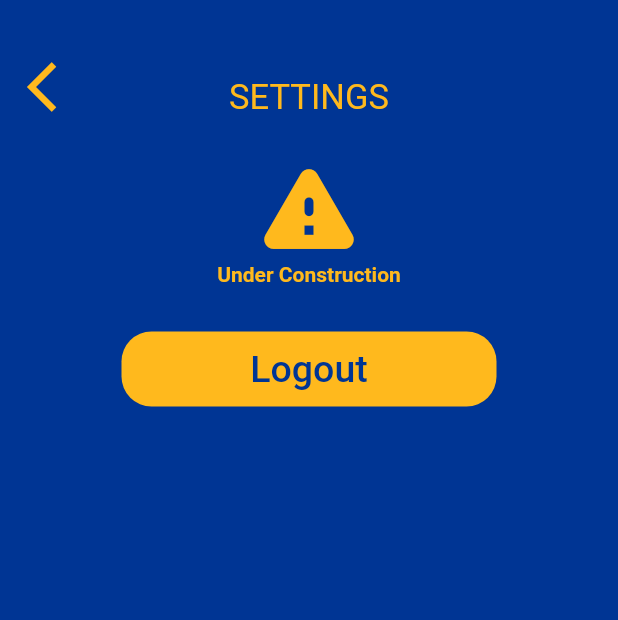
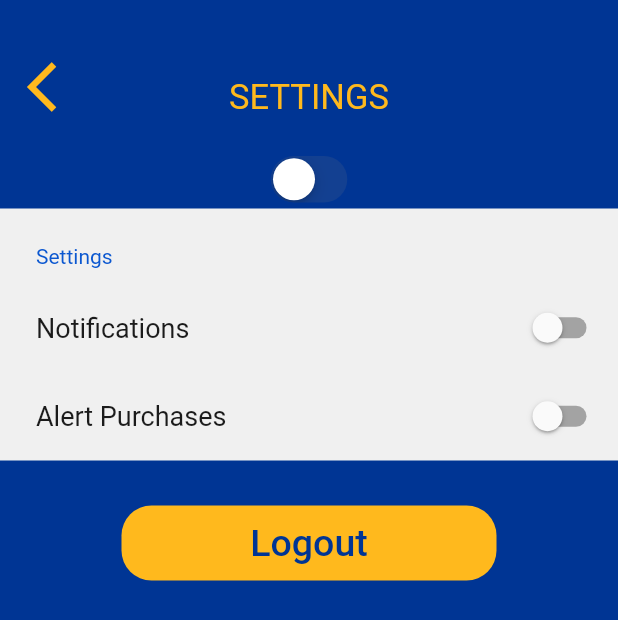
Before and after one commit to juradodiego/panther-central-ios-app, a Flutter app: the DashboardScreen screen opened directly with empty values, after a tap on the "settings" icon, on a phone screen of 412 x 824 dp. Shown: the top 620 px of the screen. Run offline on Flutter 3.47's test engine with Material 2 defaults, Android fonts, the phone set to English and light mode, and no system bars; drawn by our look-alikes of settings_ui.

Commit message:
Tried to use a package for the Settings page but cannot change the background color. Considering not to use packages.

```diff
--- a/assets/users/user_one.json
+++ b/assets/users/user_one.json
@@ -2,6 +2,7 @@
   "FirstName": "Diego",
   "LastName" : "Jurado",
   "Role" : "student",
+  "Email": "diego.jurado@pitt.edu",
   "Accounts" : {
     "Panther Funds" :  12.34,
     "Dining Dollars" :  56.78,
--- a/lib/models/user_model.dart
+++ b/lib/models/user_model.dart
@@ -8,6 +8,7 @@ class User {
   final Map<String, double> accounts;
   final List<Transaction> transactions;
   final List<CustomCard> cards;
+  final String email;
 
   User(
       {required this.firstName,
@@ -15,7 +16,8 @@ class User {
       required this.role,
       required this.accounts,
       required this.transactions,
-      required this.cards});
+      required this.cards,
+      required this.email});
 
   factory User.fromJson(Map<String, dynamic> json) {
     var transactionsJson = json["Transactions"] as List;
@@ -33,7 +35,8 @@ class User {
         role: json["Role"],
         accounts: json["Accounts"],
         transactions: transactionList,
-        cards: cardList);
+        cards: cardList,
+        email:json["Email"]);
   }
 
   @override
--- a/lib/screens/dashboard_screen.dart
+++ b/lib/screens/dashboard_screen.dart
@@ -68,7 +68,7 @@ class _DashboardScreenState extends State<DashboardScreen> {
                         Navigator.push(
                             context,
                             MaterialPageRoute(
-                                builder: (_) => SettingsScreen()));
+                                builder: (_) => SettingsScreen(user)));
                       },
                     ),
                   ),
@@ -223,6 +223,7 @@ class _DashboardScreenState extends State<DashboardScreen> {
             backgroundColor: PC_YELLOW,
             iconSize: 40.0,
           ),
-        ));
+        )
+      );
   }
 }
--- a/lib/screens/settings_screen.dart
+++ b/lib/screens/settings_screen.dart
@@ -1,8 +1,14 @@
+import 'package:flutter/cupertino.dart';
 import 'package:flutter/material.dart';
-import 'package:panther_central_ios_app/custom_widgets/under_construction_widget.dart';
 import 'package:panther_central_ios_app/screens/login_screen.dart';
+import 'package:settings_ui/settings_ui.dart';
+import 'package:panther_central_ios_app/viewModel/user_view_model.dart';
 
 class SettingsScreen extends StatefulWidget {
+  final UserViewModel? user;
+
+  const SettingsScreen(this.user);
+
   @override
   _SettingsScreenState createState() => _SettingsScreenState();
 }
@@ -14,11 +20,13 @@ class _SettingsScreenState extends State<SettingsScreen> {
     const PC_YELLOW = Color.fromARGB(255, 255, 185, 29);
     const PC_BLUE = Color.fromARGB(255, 0, 53, 148);
 
+    bool _test = false;
+
     return Scaffold(
         backgroundColor: PC_BLUE,
         /* APPBAR: BACK OUT BUTTON + PAGE TITLE*/
         appBar: PreferredSize(
-            preferredSize: Size.fromHeight(100), // Set this height
+            preferredSize: const Size.fromHeight(100), // Set this height
             child: Padding(
               padding: const EdgeInsets.only(top: 30),
               child: Container(
@@ -29,7 +37,14 @@ class _SettingsScreenState extends State<SettingsScreen> {
                   child: Stack(
                     children: [
                       // TODO Add Font Size, Font Color
-                      const Align(child: Text('SETTINGS', style: TextStyle(color: PC_YELLOW, fontSize: 23,),)),
+                      const Align(
+                          child: Text(
+                        'SETTINGS',
+                        style: TextStyle(
+                          color: PC_YELLOW,
+                          fontSize: 23,
+                        ),
+                      )),
                       Positioned(
                         left: 10,
                         child: IconButton(
@@ -48,10 +63,36 @@ class _SettingsScreenState extends State<SettingsScreen> {
             )),
         /* BODY: SETTING TOGGLES + LOGOUT BUTTON */
         body: SingleChildScrollView(
-            child: Column(children: <Widget>[
-          const Center(),
-          // TODO Add Setting Toggles
-          UnderConstruction(),
+          child: Column(
+            children: <Widget>[
+              CupertinoSwitch(
+
+                  value: _test,
+                  onChanged: (value) => setState(() {
+                        _test = value;
+                      })),
+              //const Center(),
+              SettingsList(
+                shrinkWrap: true,
+                sections: [
+                  SettingsSection(
+                    title: const Text("Settings"),
+                    tiles: <SettingsTile>[
+                      SettingsTile.switchTile(
+                        title: const Text('Notifications'),
+                        initialValue: false,
+                        onToggle: (bool value) {},
+                      ),
+                      SettingsTile.switchTile(
+                        title: const Text('Alert Purchases'),
+                        initialValue: false,
+                        onToggle: (bool value) {},
+                      ),
+                    ],
+                  ),
+                ],
+              ),
+
               //#region LOGOUT BUTTON
               Padding(
                 padding: const EdgeInsets.only(top: 30),
@@ -59,7 +100,8 @@ class _SettingsScreenState extends State<SettingsScreen> {
                   height: 50,
                   width: 250,
                   decoration: BoxDecoration(
-                  color: PC_YELLOW, borderRadius: BorderRadius.circular(20)),
+                      color: PC_YELLOW,
+                      borderRadius: BorderRadius.circular(20)),
                   child: TextButton(
                     onPressed: () {
                       Navigator.push(context,
@@ -73,6 +115,8 @@ class _SettingsScreenState extends State<SettingsScreen> {
                 ),
               ),
               //#endregion
-        ])));
+            ],
+          ),
+        ));
   }
 }
--- a/lib/viewModel/users_list_view_model.dart
+++ b/lib/viewModel/users_list_view_model.dart
@@ -81,7 +81,8 @@ class UsersListViewModel {
         role: "Student",
         accounts: userOneAccount,
         transactions: userOneTransactions,
-        cards: userOneCards);
+        cards: userOneCards,
+        email:"diego.jurado@pitt.edu");
     UserViewModel userOne = UserViewModel(user: userOnePrime);
     users["diegojurado"] = userOne;
   }
```
Also changed, not shown: pubspec.yaml (+3 -5 lines), pubspec.lock. Lines whose indentation alone changed are shown as unchanged.
